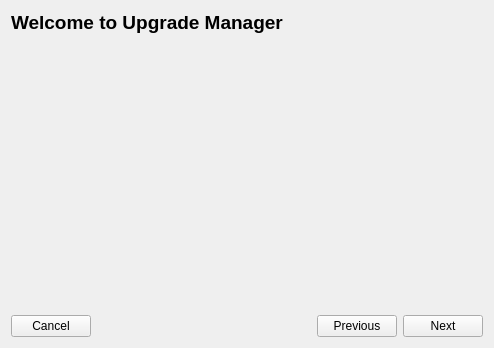
First picture: the form in upgrade-manager/ui/ui_mainscreen.ui, repository pars-linux/uludag, before the edit.
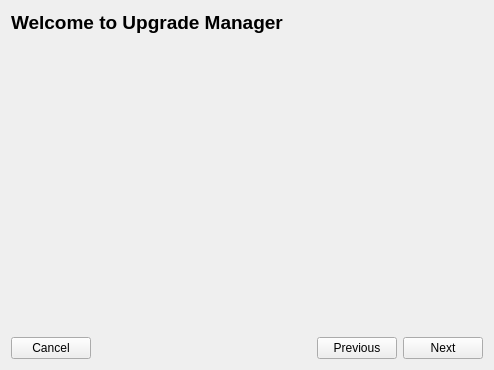
Second picture: the form after the edit.

Commit message: - Use minimum size for the main window, kudos goes to Onur Güzel.

Patch:
```diff
--- a/upgrade-manager/ui/ui_mainscreen.ui
+++ b/upgrade-manager/ui/ui_mainscreen.ui
@@ -7,9 +7,15 @@
     <x>0</x>
     <y>0</y>
     <width>494</width>
-    <height>348</height>
+    <height>370</height>
    </rect>
   </property>
+  <property name="minimumSize">
+   <size>
+    <width>0</width>
+    <height>370</height>
+   </size>
+  </property>
   <property name="windowTitle">
    <string>Upgrade Manager</string>
   </property>
```
